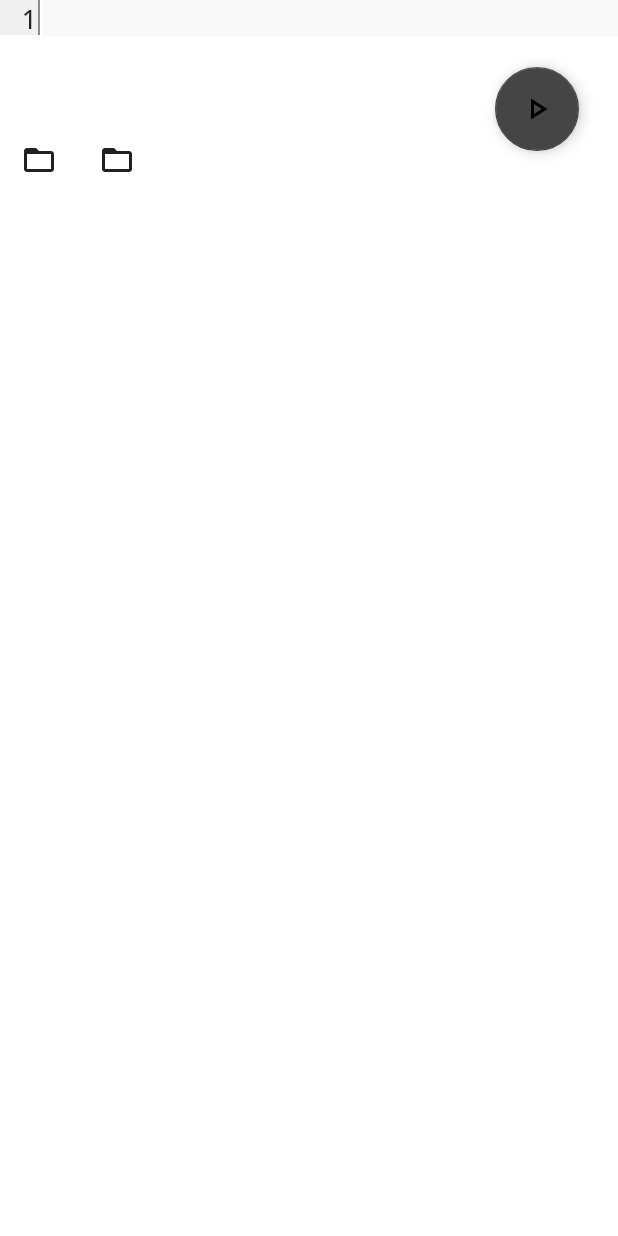
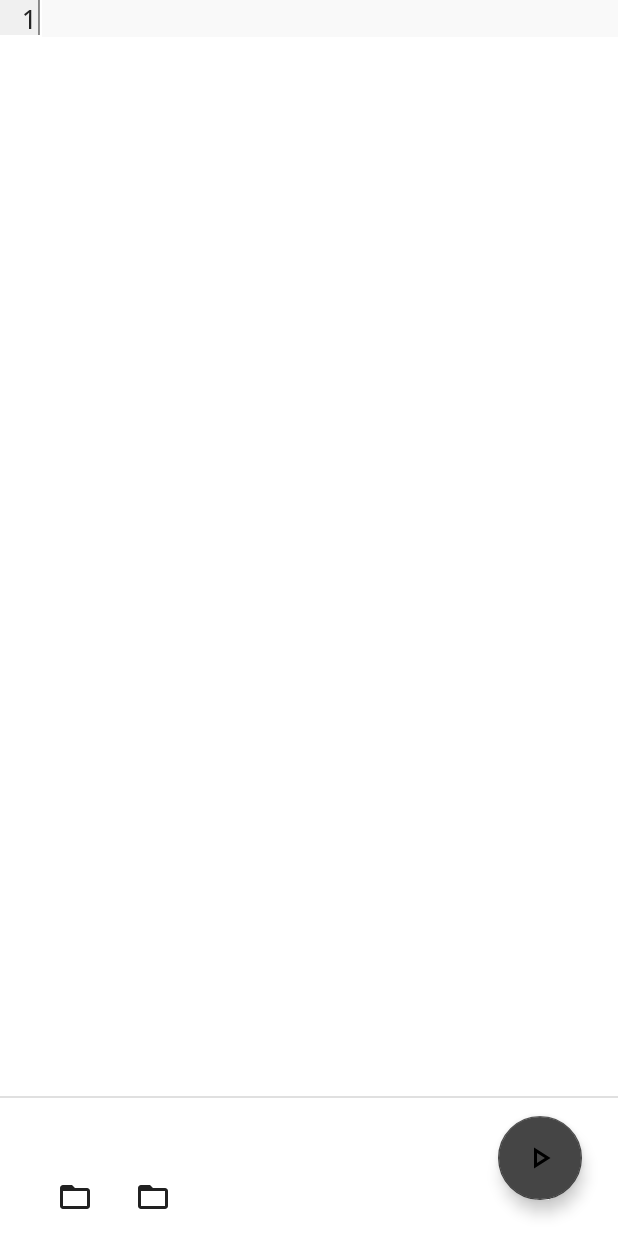
Before and after one commit to BennyKok/River, an Android app: the layout fragment_editor.xml on its own in the app's theme, with its tools: preview values and no code run, on a phone screen of 412 x 824 dp. Run offline under Robolectric (Android 15) with nearby library versions, the phone set to English and light mode, and no system bars.

Commit message:
WIP3 third UI refresh

```diff
--- a/app/build.gradle
+++ b/app/build.gradle
@@ -37,7 +37,7 @@ dependencies {
 
     implementation 'com.flipboard:bottomsheet-core:1.5.3'
 
-    implementation 'androidx.legacy:legacy-support-v4:1.0.0-beta01'
+    implementation 'androidx.legacy:legacy-support-v4:1.0.0'
     testImplementation 'junit:junit:4.12'
     androidTestImplementation('androidx.test.espresso:espresso-core:3.1.0-alpha4', {
         exclude group: 'com.android.support', module: 'support-annotations'
--- a/app/src/main/res/layout/fragment_editor.xml
+++ b/app/src/main/res/layout/fragment_editor.xml
@@ -1,9 +1,9 @@
 <?xml version="1.0" encoding="utf-8"?>
 <androidx.coordinatorlayout.widget.CoordinatorLayout xmlns:android="http://schemas.android.com/apk/res/android"
     xmlns:app="http://schemas.android.com/apk/res-auto"
-    android:background="?android:colorBackground"
     android:layout_width="match_parent"
-    android:layout_height="wrap_content">
+    android:layout_height="match_parent"
+    android:background="?android:colorBackground">
 
     <androidx.constraintlayout.widget.ConstraintLayout
         android:id="@+id/editor_main"
@@ -16,6 +16,7 @@
             android:layout_height="0dp"
             android:fillViewport="true"
             android:scrollbars="horizontal"
+            app:layout_constraintBottom_toTopOf="@+id/my_tool_bar"
             app:layout_constraintEnd_toEndOf="parent"
             app:layout_constraintStart_toStartOf="parent"
             app:layout_constraintTop_toTopOf="parent">
@@ -43,12 +44,26 @@
 
         </HorizontalScrollView>
 
+        <LinearLayout
+            android:id="@+id/my_tool_bar"
+            android:layout_width="match_parent"
+            android:layout_height="wrap_content"
+            android:orientation="vertical"
+            app:layout_constraintBottom_toBottomOf="parent"
+            app:layout_constraintEnd_toEndOf="parent"
+            app:layout_constraintStart_toStartOf="parent">
+
+            <View
+                android:layout_width="match_parent"
+                android:layout_height="1dp"
+                android:background="?attr/exampleTextBackground"
+                />
+
             <androidx.recyclerview.widget.RecyclerView
                 android:id="@+id/editor_symbol_tool_bar"
                 android:layout_width="match_parent"
                 android:layout_height="40dp"
                 android:layout_gravity="bottom"
-            android:layout_marginTop="8dp"
                 android:clipToPadding="false"
                 android:orientation="horizontal"
                 android:paddingEnd="100dp"
@@ -59,10 +74,10 @@
 
 
             <LinearLayout
+                android:layout_marginStart="24dp"
                 android:id="@+id/bar_container"
                 android:layout_width="match_parent"
                 android:layout_height="wrap_content"
-            android:layout_marginTop="8dp"
                 android:animateLayoutChanges="true"
                 android:orientation="horizontal"
                 app:layout_constraintEnd_toEndOf="parent"
@@ -84,20 +99,22 @@
 
             </LinearLayout>
 
+        </LinearLayout>
 
     </androidx.constraintlayout.widget.ConstraintLayout>
+
 
 
     <com.google.android.material.floatingactionbutton.FloatingActionButton
         android:id="@+id/fab_play"
         android:layout_width="wrap_content"
         android:layout_height="wrap_content"
-        android:layout_margin="26dp"
+        android:layout_margin="24dp"
         android:src="@drawable/ic_outline_play_arrow_24px"
-        android:tint="@color/md_white_1000"
+        android:tint="#FFF"
         app:backgroundTint="@color/colorAccent"
         app:fabSize="normal"
-        app:layout_anchor="@id/editor_symbol_tool_bar"
+        app:layout_anchor="@id/editor_main"
         app:layout_anchorGravity="bottom|end" />
 
 
```
Also changed, not shown: app/src/main/java/com/bennyv17/river/activity/Main3Activity.kt (+83 -30 lines), app/src/main/java/com/bennyv17/river/fragments/EditorFragment.kt (+9 -46 lines), app/src/main/res/layout/activity_main3.xml (+10 -1 lines), app/src/main/res/menu/menu_editor.xml (added, +9 -0 lines). Lines whose indentation alone changed are shown as unchanged.
